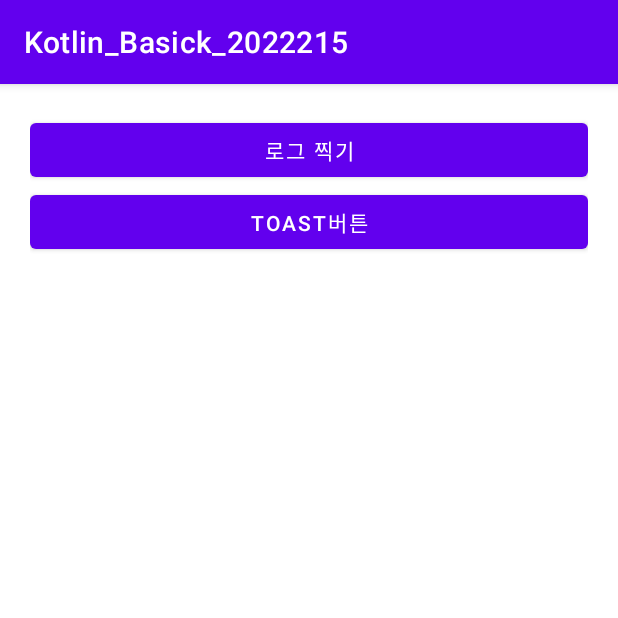
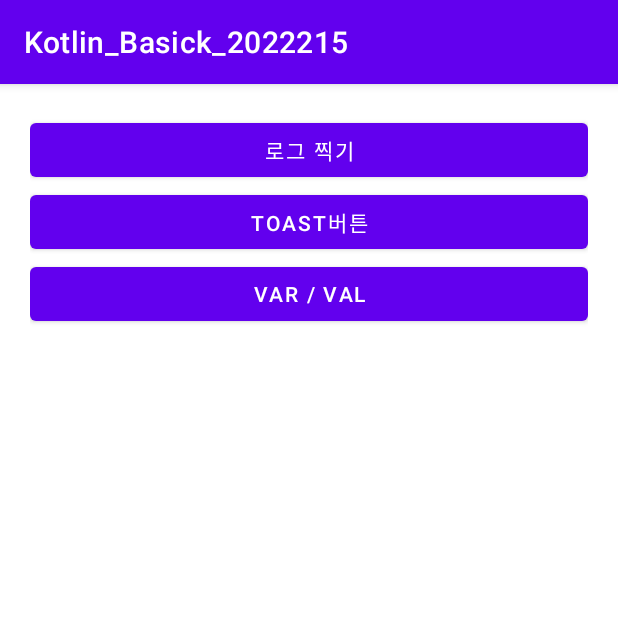
Before and after one commit to MrNubi/Kotlin_Basick_2022215, an Android app: the screen it shows after launch (MainActivity), after a tap on "로그 찍기", on a phone screen of 412 x 824 dp, the top half of it. Run offline under Robolectric (Android 15) with nearby library versions, the phone set to English and light mode, and no system bars.

Commit message:
변수 연습

```diff
--- a/app/src/main/java/com/beyond/kotlin_basick_2022215/MainActivity.kt
+++ b/app/src/main/java/com/beyond/kotlin_basick_2022215/MainActivity.kt
@@ -4,6 +4,7 @@ import androidx.appcompat.app.AppCompatActivity
 import android.os.Bundle
 import android.util.Log
 import android.widget.Button
+import android.widget.Toast
 import kotlinx.android.synthetic.main.activity_main.*
 
 class MainActivity : AppCompatActivity() {
@@ -20,8 +21,25 @@ class MainActivity : AppCompatActivity() {
         btnLog.setOnClickListener {
             //kotlin extension 활용, but 폐기예정
             //중괄호 vs 그냥 괄호
+            //로그는 개발자 로직 체크용
 
             Log.d("메인 화면","Log 눌림")
+            Log.wtf("썅", "이게 나오네")
+            Log.e("아", "에러임을 알려주는 에러 로그")
+
+        }
+        btnToast.setOnClickListener {
+            //kotlin extension 활용, but 폐기예정
+            //중괄호 vs 그냥 괄호
+
+            Toast.makeText(this, "토스트메세지", Toast.LENGTH_LONG).show()
+
+        }
+
+        btnVar.setOnClickListener {
+            //변수 연습
+
+
 
         }
 
--- a/app/src/main/res/layout/activity_main.xml
+++ b/app/src/main/res/layout/activity_main.xml
@@ -19,6 +19,12 @@
         android:text="Toast버튼"
         android:layout_width="match_parent"
         android:layout_height="wrap_content"></Button>
+    <Button
+        android:id="@+id/btnVar"
+        android:text="Var / Val"
+        android:layout_width="match_parent"
+        android:layout_height="wrap_content"></Button>
+
 
 
 
```
